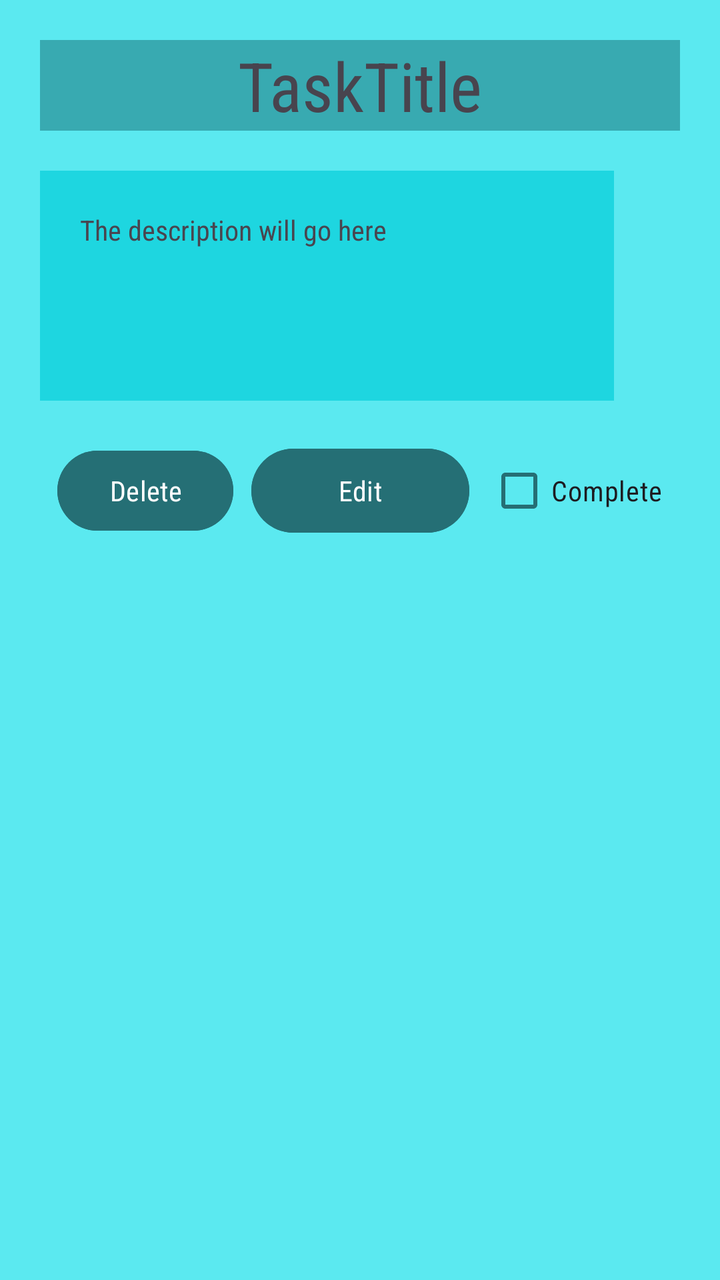
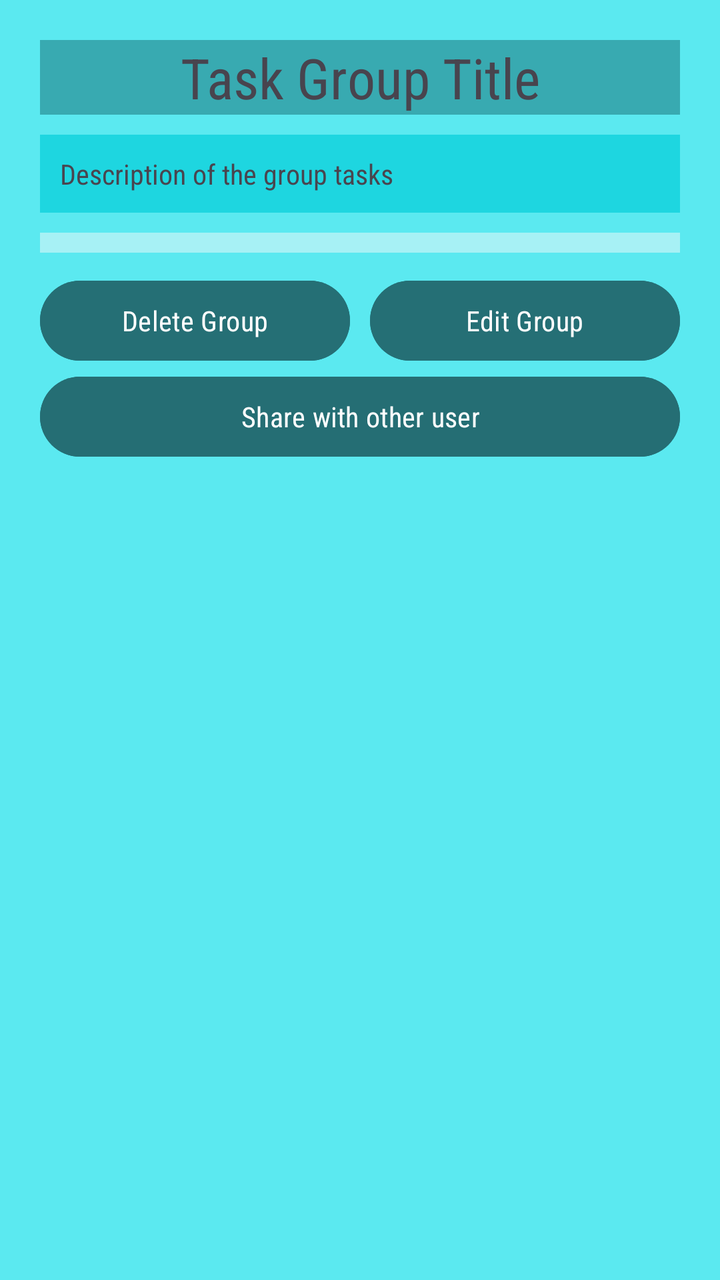

The first picture is an Android layout as it rendered before a commit; the second is the same layout after the commit. The layout source and the unified diff follow.
<!-- AndroidManifest.xml: application theme Theme.TaskManagerVFSJDS -->
<!-- res/layout/taskpost.xml -->
<?xml version="1.0" encoding="utf-8"?>
<LinearLayout xmlns:android="http://schemas.android.com/apk/res/android"
    xmlns:tools="http://schemas.android.com/tools"
    android:id="@+id/myTask_Id"
    android:layout_width="wrap_content"
    android:layout_height="wrap_content"
    android:background="#5BE9F0"
    android:orientation="vertical"
    android:padding="20dp">

    <TextView
        android:id="@+id/TaskTitleText_Id"
        android:layout_width="match_parent"
        android:layout_height="wrap_content"
        android:background="#38AAB1"
        android:fontFamily="sans-serif-condensed"
        android:text="TaskTitle"
        android:textAlignment="center"
        android:textColor="#48444E"
        android:textSize="34sp" />

    <Space
        android:layout_width="match_parent"
        android:layout_height="20dp" />

    <TextView
        android:id="@+id/descriptionText_id"
        android:layout_width="287dp"
        android:layout_height="115dp"
        android:background="#1ED6E0"
        android:fontFamily="sans-serif-condensed"
        android:padding="20dp"
        android:text="The description will go here" />

    <Space
        android:layout_width="match_parent"
        android:layout_height="20dp" />

    <LinearLayout
        android:layout_width="match_parent"
        android:layout_height="match_parent"
        android:orientation="horizontal">

        <Space
            android:layout_width="wrap_content"
            android:layout_height="wrap_content"
            android:layout_weight="1" />

        <Button
            android:id="@+id/deletebtn_id"
            android:layout_width="wrap_content"
            android:layout_height="wrap_content"
            android:backgroundTint="#256F75"
            android:fontFamily="sans-serif-condensed"
            android:text="Delete"
            android:textColorLink="#10848E" />

        <Space
            android:layout_width="wrap_content"
            android:layout_height="wrap_content"
            android:layout_weight="1" />

        <Button
            android:id="@+id/EditTask_id"
            android:layout_width="100dp"
            android:layout_height="50dp"
            android:layout_weight="1"
            android:backgroundTint="#256F75"
            android:fontFamily="sans-serif-condensed"
            android:text="Edit"
            android:textColorLink="#10848E" />

        <Space
            android:layout_width="wrap_content"
            android:layout_height="wrap_content"
            android:layout_weight="1" />

        <CheckBox
            android:id="@+id/Completed_id"
            android:layout_width="wrap_content"
            android:layout_height="wrap_content"
            android:buttonTint="#256E74"
            android:fontFamily="sans-serif-condensed"
            android:text="Complete" />

        <Space
            android:layout_width="wrap_content"
            android:layout_height="wrap_content"
            android:layout_weight="1" />

    </LinearLayout>

</LinearLayout>
<!-- resources referenced by this layout -->
<resources>
  <style name="Theme.TaskManagerVFSJDS" parent="Base.Theme.TaskManagerVFSJDS" />
  <style name="Base.Theme.TaskManagerVFSJDS" parent="Theme.Material3.DayNight.NoActionBar">
          
          
      </style>
</resources>

<!-- the commit's change to res/layout/taskpost.xml (unified diff, before → after) -->
@@ -2,8 +2,9 @@
 <LinearLayout xmlns:android="http://schemas.android.com/apk/res/android"
     xmlns:tools="http://schemas.android.com/tools"
     android:id="@+id/myTask_Id"
-    android:layout_width="wrap_content"
+    android:layout_width="match_parent"
     android:layout_height="wrap_content"
+    android:layout_margin="8dp"
     android:background="#5BE9F0"
     android:orientation="vertical"
     android:padding="20dp">
@@ -14,80 +15,78 @@
         android:layout_height="wrap_content"
         android:background="#38AAB1"
         android:fontFamily="sans-serif-condensed"
-        android:text="TaskTitle"
+        android:text="Task Group Title"
         android:textAlignment="center"
         android:textColor="#48444E"
-        android:textSize="34sp" />
+        android:textSize="28sp" />
 
     <Space
         android:layout_width="match_parent"
-        android:layout_height="20dp" />
+        android:layout_height="10dp" />
 
     <TextView
         android:id="@+id/descriptionText_id"
-        android:layout_width="287dp"
-        android:layout_height="115dp"
+        android:layout_width="match_parent"
+        android:layout_height="wrap_content"
         android:background="#1ED6E0"
         android:fontFamily="sans-serif-condensed"
-        android:padding="20dp"
-        android:text="The description will go here" />
+        android:padding="10dp"
+        android:text="Description of the group tasks" />
 
     <Space
         android:layout_width="match_parent"
-        android:layout_height="20dp" />
+        android:layout_height="10dp" />
+
+    
+    <LinearLayout
+        android:id="@+id/subTaskContainer_id"
+        android:layout_width="match_parent"
+        android:layout_height="wrap_content"
+        android:background="#A7F1F5"
+        android:orientation="vertical"
+        android:padding="5dp" />
+
+    <Space
+        android:layout_width="match_parent"
+        android:layout_height="10dp" />
 
     <LinearLayout
         android:layout_width="match_parent"
-        android:layout_height="match_parent"
+        android:layout_height="wrap_content"
         android:orientation="horizontal">
-
-        <Space
-            android:layout_width="wrap_content"
-            android:layout_height="wrap_content"
-            android:layout_weight="1" />
 
         <Button
             android:id="@+id/deletebtn_id"
-            android:layout_width="wrap_content"
+            android:layout_width="0dp"
             android:layout_height="wrap_content"
+            android:layout_weight="1"
             android:backgroundTint="#256F75"
             android:fontFamily="sans-serif-condensed"
-            android:text="Delete"
-            android:textColorLink="#10848E" />
+            android:text="Delete Group"
+            android:textColor="#FFFFFF" />
 
         <Space
-            android:layout_width="wrap_content"
-            android:layout_height="wrap_content"
-            android:layout_weight="1" />
+            android:layout_width="10dp"
+            android:layout_height="wrap_content" />
 
         <Button
             android:id="@+id/EditTask_id"
-            android:layout_width="100dp"
-            android:layout_height="50dp"
+            android:layout_width="0dp"
+            android:layout_height="wrap_content"
             android:layout_weight="1"
             android:backgroundTint="#256F75"
             android:fontFamily="sans-serif-condensed"
-            android:text="Edit"
-            android:textColorLink="#10848E" />
-
-        <Space
-            android:layout_width="wrap_content"
-            android:layout_height="wrap_content"
-            android:layout_weight="1" />
-
-        <CheckBox
-            android:id="@+id/Completed_id"
-            android:layout_width="wrap_content"
-            android:layout_height="wrap_content"
-            android:buttonTint="#256E74"
-            android:fontFamily="sans-serif-condensed"
-            android:text="Complete" />
-
-        <Space
-            android:layout_width="wrap_content"
-            android:layout_height="wrap_content"
-            android:layout_weight="1" />
+            android:text="Edit Group"
+            android:textColor="#FFFFFF" />
 
     </LinearLayout>
 
+    <Button
+        android:id="@+id/SendInvite_id"
+        android:layout_width="match_parent"
+        android:layout_height="wrap_content"
+        android:backgroundTint="#256E74"
+        android:fontFamily="sans-serif-condensed"
+        android:text="Share with other user" />
+
 </LinearLayout>
